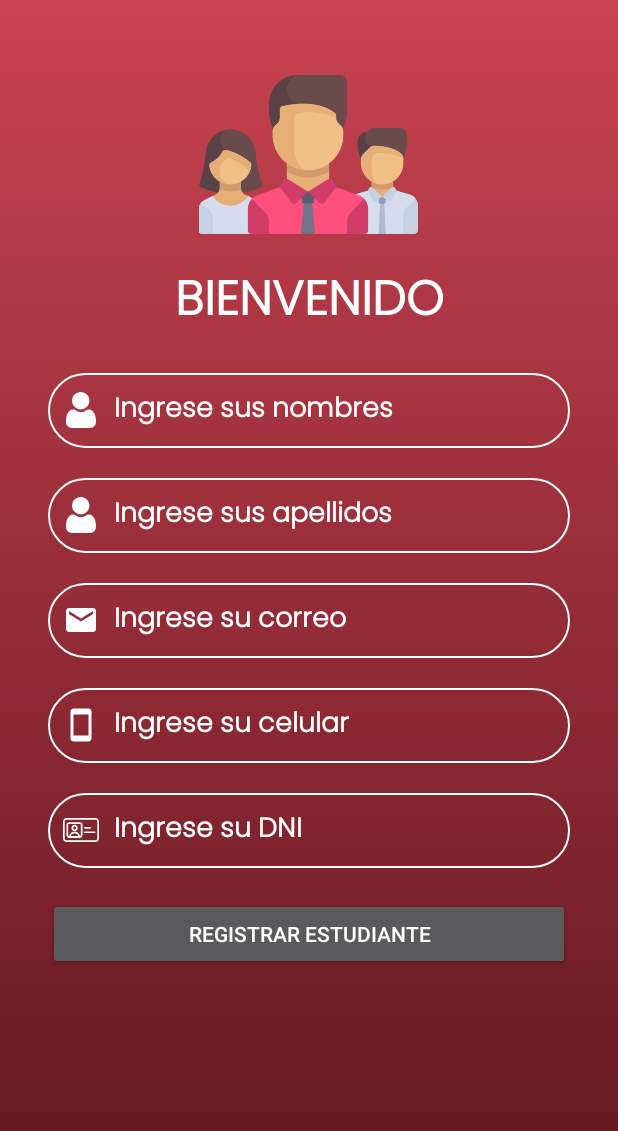
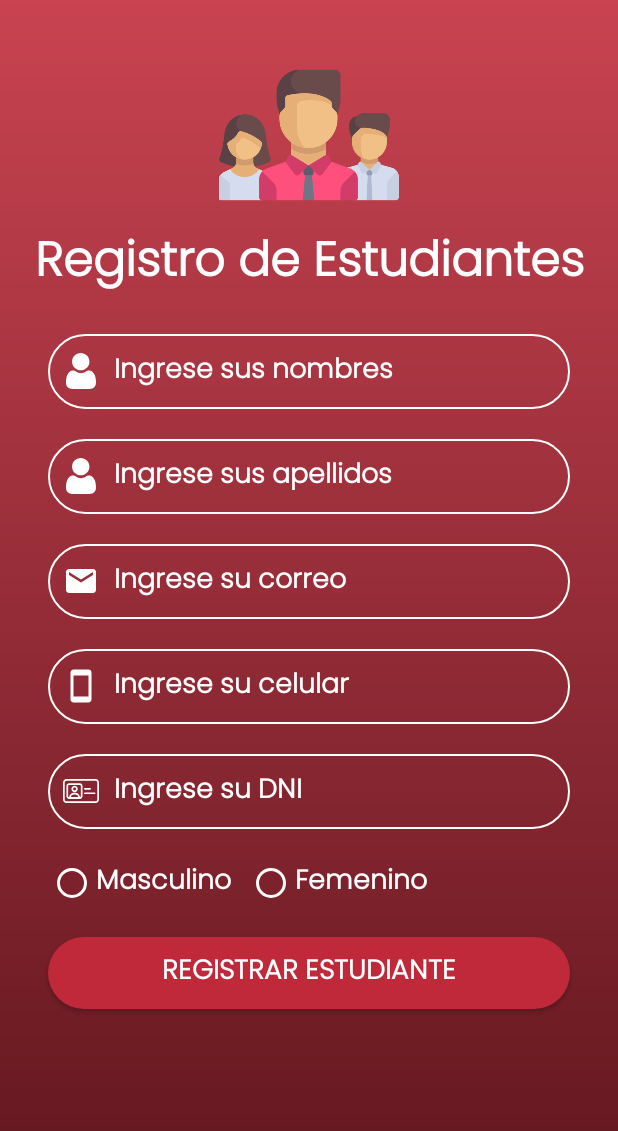
Before and after one commit to BraulioJose18/Lab2RegistroAlumnos, an Android app: the screen it shows after launch (MainActivity), on a phone screen of 412 x 824 dp. Shown: the top 1131 px of the screen. Run offline under Robolectric (Android 15) with nearby library versions, the phone set to English and light mode, and no system bars.

Commit message:
Add Gender and Final Styles

```diff
--- a/app/src/main/AndroidManifest.xml
+++ b/app/src/main/AndroidManifest.xml
@@ -5,7 +5,7 @@
     <application
         android:allowBackup="true"
         android:icon="@mipmap/ic_launcher"
-        android:label="@string/app_name"
+        android:label="Registro Alumnos"
         android:roundIcon="@mipmap/ic_launcher_round"
         android:supportsRtl="true"
         android:theme="@style/Theme.AppCompat.NoActionBar">
--- a/app/src/main/res/drawable/boton_style.xml
+++ b/app/src/main/res/drawable/boton_style.xml
@@ -1,6 +1,5 @@
 <?xml version="1.0" encoding="utf-8"?>
 <shape xmlns:android="http://schemas.android.com/apk/res/android">
-    <stroke android:color="#fff"
-        android:width="1dp"/>
     <corners android:radius="100dp"/>
+    <solid android:color="#C0293A"/>
 </shape>
--- a/app/src/main/res/layout/activity_main.xml
+++ b/app/src/main/res/layout/activity_main.xml
@@ -9,8 +9,8 @@
 
     <ImageView
         android:id="@+id/imageView"
-        android:layout_width="160dp"
-        android:layout_height="146dp"
+        android:layout_width="150dp"
+        android:layout_height="120dp"
         android:layout_marginTop="30dp"
         app:layout_constraintEnd_toEndOf="parent"
         app:layout_constraintHorizontal_bias="0.498"
@@ -23,7 +23,7 @@
         android:layout_width="wrap_content"
         android:layout_height="wrap_content"
         android:fontFamily="@font/poppins_light"
-        android:text="BIENVENIDO"
+        android:text="Registro de Estudiantes"
         android:textColor="#ffffff"
         android:textSize="32sp"
         android:textStyle="bold"
@@ -143,6 +143,45 @@
         app:layout_constraintStart_toStartOf="parent"
         app:layout_constraintTop_toBottomOf="@+id/addCellphone" />
 
+    <RadioGroup
+        android:id="@+id/radioGroup"
+        android:layout_width="match_parent"
+        android:layout_height="wrap_content"
+        android:layout_marginStart="32dp"
+        android:layout_marginLeft="32dp"
+        android:layout_marginTop="20dp"
+        android:layout_marginEnd="32dp"
+        android:layout_marginRight="32dp"
+        android:orientation="horizontal"
+        app:layout_constraintEnd_toEndOf="parent"
+        app:layout_constraintStart_toStartOf="parent"
+        app:layout_constraintTop_toBottomOf="@+id/addDNI">
+
+        <RadioButton
+            android:id="@+id/Masculino"
+            android:layout_width="wrap_content"
+            android:layout_height="wrap_content"
+            android:textColor="#FFFFFF"
+            android:textSize="18sp"
+            android:fontFamily="@font/poppins_light"
+            android:textStyle="bold"
+            android:layout_marginEnd="5dp"
+            android:buttonTint="#FFFFFF"
+            android:text="Masculino" />
+
+        <RadioButton
+            android:id="@+id/Femenino"
+            android:layout_width="match_parent"
+            android:layout_height="wrap_content"
+            android:textColor="#FFFFFF"
+            android:textSize="18sp"
+            android:fontFamily="@font/poppins_light"
+            android:textStyle="bold"
+            android:layout_marginStart="5dp"
+            android:buttonTint="#FFFFFF"
+            android:text="Femenino" />
+    </RadioGroup>
+
     <Button
         android:id="@+id/button"
         android:layout_width="match_parent"
@@ -150,10 +189,15 @@
         android:layout_marginStart="32dp"
         android:layout_marginTop="20dp"
         android:layout_marginEnd="32dp"
+        android:background="@drawable/boton_style"
         android:text="REGISTRAR ESTUDIANTE"
+        android:textColor="#FFFFFF"
+        android:fontFamily="@font/poppins_light"
+        android:textStyle="bold"
+        android:textSize="18sp"
         app:layout_constraintEnd_toEndOf="parent"
         app:layout_constraintStart_toStartOf="parent"
-        app:layout_constraintTop_toBottomOf="@+id/addDNI" />
+        app:layout_constraintTop_toBottomOf="@+id/radioGroup" />
 
 
 </androidx.constraintlayout.widget.ConstraintLayout>
```
